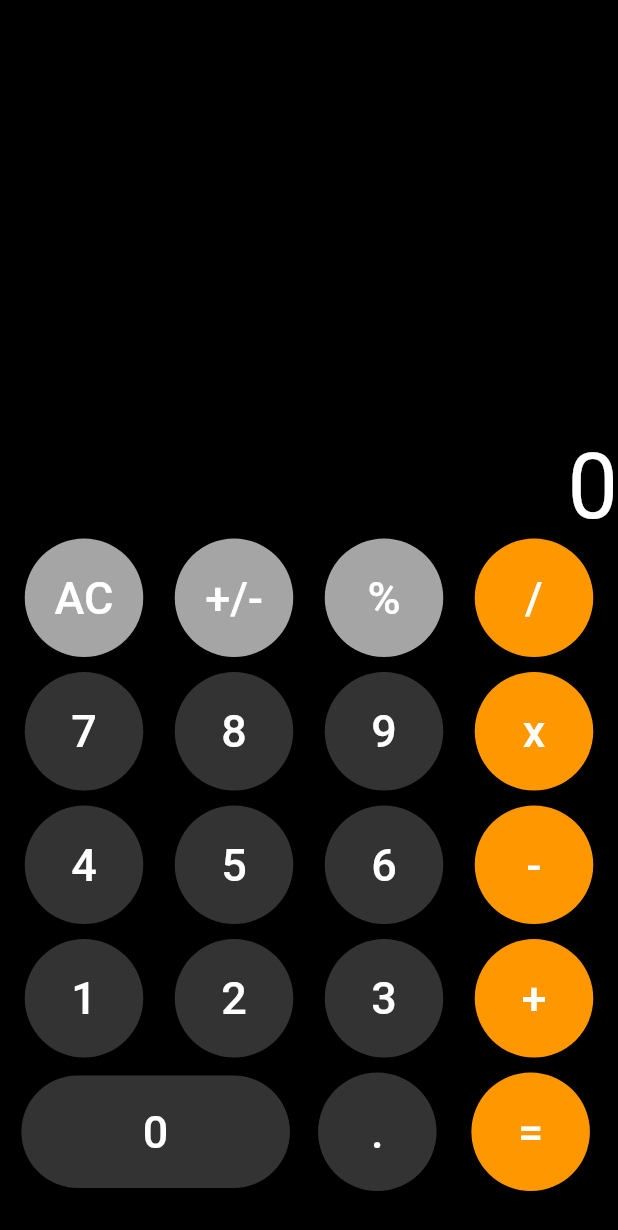
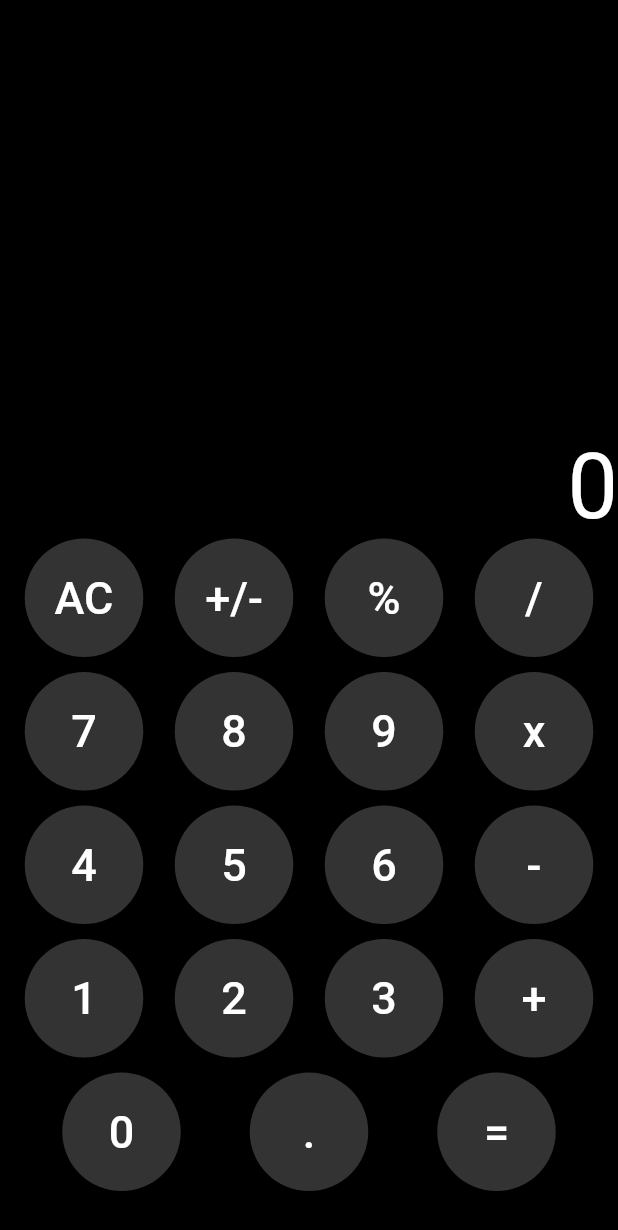
Before and after one commit to inezamanda/ios-calculator-clone, a Flutter app: the screen it shows after launch, on a phone screen of 412 x 824 dp. Shown: the top 1230 px of the screen. Run offline on Flutter 3.47's test engine with Material 2 defaults, Android fonts, the phone set to English and light mode, and no system bars.

Commit message:
able to display keypad calculator using loop

```diff
--- a/lib/button_of_calculator.dart
+++ b/lib/button_of_calculator.dart
@@ -6,11 +6,13 @@ class ButtonOfCalculator extends StatelessWidget {
   // symbol ? => optional
   final String text;
   final Color? color;
+  final Color? txtColor;
   final EdgeInsets? edgeInsets;
   final dynamic? shape;
   const ButtonOfCalculator({
         required this.text,
         this.color,
+        this.txtColor,
         this.edgeInsets,
         this.shape});
   // {} -> bisa melakukan set sebuah attribute optional atau required
@@ -27,7 +29,7 @@ class ButtonOfCalculator extends StatelessWidget {
             child: Text(text,
               style: TextStyle(
                 fontSize: 30,
-                color: Colors.white,
+                color: txtColor ?? Colors.white,
               ),
             ),
             color: color ?? Color(0xff333333),
--- a/lib/my_home_page.dart
+++ b/lib/my_home_page.dart
@@ -6,6 +6,35 @@ class IosCalculator extends StatefulWidget {
 
   @override
   _IosCalculatorState createState() => _IosCalculatorState();
+}
+
+Row keyPadFun(List<String> num) {
+  return Row(
+    mainAxisAlignment: MainAxisAlignment.spaceEvenly,
+    children:
+      List.generate(num.length, (index) => _buttonOfCalculatorBuilder(num[index]))
+  );
+}
+
+Column keyPad() {
+  List data = [
+    ['AC', '+/-', '%', '/'],
+    ['7', '8', '9', 'x'],
+    ['4', '5', '6', '-'],
+    ['1', '2', '3', '+'],
+    ['0', '.', '='],
+  ];
+
+  return Column(
+    children: List.generate(
+      data.length,
+      (index) => keyPadFun(data[index]),
+    )
+  );
+}
+
+Widget _buttonOfCalculatorBuilder(String number) {
+  return ButtonOfCalculator(text: number);
 }
 
 class _IosCalculatorState extends State<IosCalculator> {
@@ -36,53 +65,7 @@ class _IosCalculatorState extends State<IosCalculator> {
                 )
               ],
             ),
-            Row(
-              mainAxisAlignment: MainAxisAlignment.spaceEvenly,
-              children: [
-                ButtonOfCalculator(text: 'AC', color: Color(0xffa5a5a5)),
-                ButtonOfCalculator(text: '+/-', color: Color(0xffa5a5a5)),
-                ButtonOfCalculator(text: '%', color: Color(0xffa5a5a5)),
-                ButtonOfCalculator(text: '/', color: Colors.orange)
-              ],
-            ),
-            Row(
-              mainAxisAlignment: MainAxisAlignment.spaceEvenly,
-              children: [
-                ButtonOfCalculator(text: '7'),
-                ButtonOfCalculator(text: '8'),
-                ButtonOfCalculator(text: '9'),
-                ButtonOfCalculator(text: 'x', color: Colors.orange)
-              ],
-            ),
-            Row(
-              mainAxisAlignment: MainAxisAlignment.spaceEvenly,
-              children: [
-                ButtonOfCalculator(text: '4'),
-                ButtonOfCalculator(text: '5'),
-                ButtonOfCalculator(text: '6'),
-                ButtonOfCalculator(text: '-', color: Colors.orange)
-              ],
-            ),
-            Row(
-              mainAxisAlignment: MainAxisAlignment.spaceEvenly,
-              children: [
-                ButtonOfCalculator(text: '1'),
-                ButtonOfCalculator(text: '2'),
-                ButtonOfCalculator(text: '3'),
-                ButtonOfCalculator(text: '+', color: Colors.orange)
-              ],
-            ),
-            Row(
-              mainAxisAlignment: MainAxisAlignment.spaceEvenly,
-              children: [
-                ButtonOfCalculator(text: '0',
-                    edgeInsets: EdgeInsets.only(
-                        left: 81, top: 20, right: 81, bottom: 20),
-                    shape: StadiumBorder()),
-                ButtonOfCalculator(text: '.'),
-                ButtonOfCalculator(text: '=', color: Colors.orange)
-              ],
-            ),
+            keyPad()
           ],
         ),
       ),
```
